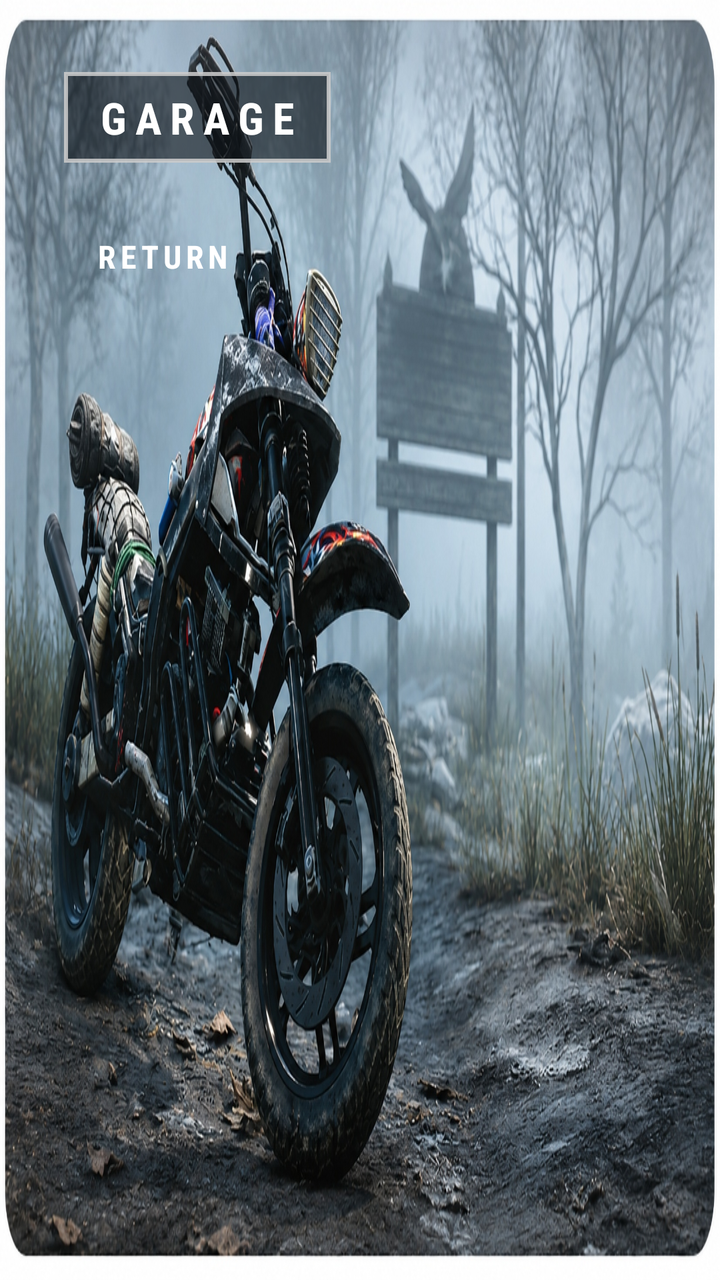
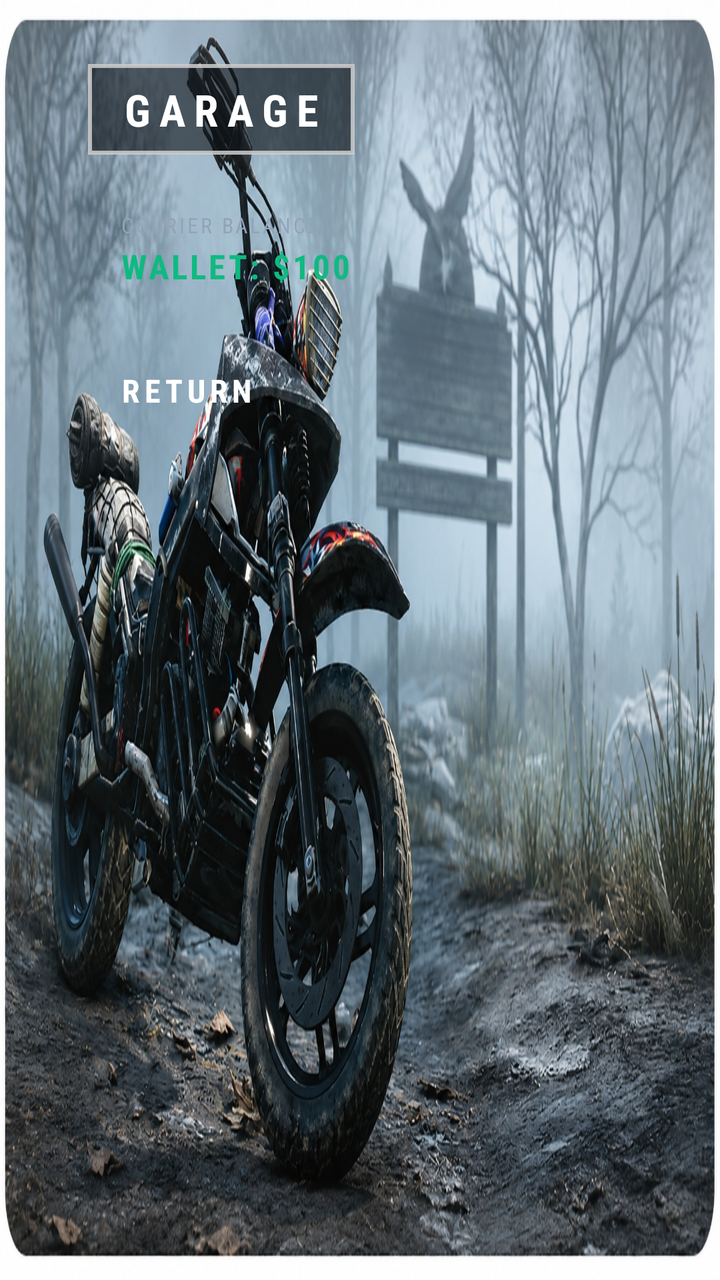

Compare the two renders of this Android layout. The source of the first and the diff that turns it into the second are given below.
<!-- AndroidManifest.xml: application theme Theme.NightRider.FullScreen -->
<!-- res/layout/activity_garage.xml -->
<?xml version="1.0" encoding="utf-8"?>
<androidx.constraintlayout.widget.ConstraintLayout
    xmlns:android="http://schemas.android.com/apk/res/android"
    xmlns:app="http://schemas.android.com/apk/res-auto"
    android:layout_width="match_parent"
    android:layout_height="match_parent"
    android:background="#06090D">

    <ImageView
        android:layout_width="match_parent"
        android:layout_height="match_parent"
        android:src="@drawable/bg_foggy_forest"
        android:scaleType="fitXY"
        android:contentDescription="Background" />

    
    <androidx.recyclerview.widget.RecyclerView
        android:id="@+id/rv_vehicles"
        android:layout_width="480dp"
        android:layout_height="0dp"
        android:clipToPadding="false"
        android:scrollbars="none"
        android:layout_marginStart="32dp"
        android:layout_marginTop="36dp"
        android:layout_marginBottom="36dp"
        app:layout_constraintTop_toTopOf="parent"
        app:layout_constraintBottom_toBottomOf="parent"
        app:layout_constraintStart_toStartOf="parent" />

    
    <LinearLayout
        android:layout_width="320dp"
        android:layout_height="wrap_content"
        android:orientation="vertical"
        android:gravity="start"
        android:layout_marginTop="36dp"
        android:layout_marginEnd="8dp"
        app:layout_constraintTop_toTopOf="parent"
        app:layout_constraintEnd_toEndOf="parent">

        <LinearLayout
            android:id="@+id/layout_title_box"
            android:layout_width="wrap_content"
            android:layout_height="wrap_content"
            android:background="@drawable/bg_days_gone_box"
            android:paddingHorizontal="16dp"
            android:paddingVertical="8dp"
            android:layout_marginBottom="24dp">

            <TextView
                android:id="@+id/tv_garage_title"
                android:layout_width="wrap_content"
                android:layout_height="wrap_content"
                android:text="GARAGE"
                android:textColor="#FFFFFF"
                android:textSize="22sp"
                android:textStyle="bold"
                android:fontFamily="sans-serif-condensed"
                android:letterSpacing="0.2" />

        </LinearLayout>

        <TextView
            android:id="@+id/btn_back_garage"
            android:layout_width="match_parent"
            android:layout_height="wrap_content"
            android:text="RETURN"
            android:textColor="#FFFFFF"
            android:textSize="16sp"
            android:textStyle="bold"
            android:fontFamily="sans-serif-condensed"
            android:letterSpacing="0.14"
            android:gravity="start|center_vertical"
            android:paddingHorizontal="16dp"
            android:paddingVertical="12dp"
            android:background="@drawable/bg_days_gone_item" />

    </LinearLayout>

</androidx.constraintlayout.widget.ConstraintLayout>
<!-- resources referenced by this layout -->
<resources>
  <!-- drawable bg_days_gone_box (drawable) -->
  <?xml version="1.0" encoding="utf-8"?>
  <shape xmlns:android="http://schemas.android.com/apk/res/android"
      android:shape="rectangle">
      <solid android:color="#990B0F14" />
      <stroke
          android:width="2dp"
          android:color="#DDCCCCCC" />
      <padding
          android:left="16dp"
          android:top="8dp"
          android:right="16dp"
          android:bottom="8dp" />
  </shape>
  <!-- drawable bg_days_gone_item (drawable) -->
  <?xml version="1.0" encoding="utf-8"?>
  <selector xmlns:android="http://schemas.android.com/apk/res/android">
      <item android:state_pressed="true">
          <shape android:shape="rectangle">
              <solid android:color="#33FFFFFF" />
              <stroke android:width="1dp" android:color="#EEFFFFFF" />
          </shape>
      </item>
      <item>
          <shape android:shape="rectangle">
              <solid android:color="#00000000" />
          </shape>
      </item>
  </selector>
  <!-- drawable bg_foggy_forest: jpg bitmap (drawable, 773819 bytes) -->
  <style name="Theme.NightRider.FullScreen" parent="Theme.AppCompat.NoActionBar">
          <item name="android:windowNoTitle">true</item>
          <item name="android:windowActionBar">false</item>
          <item name="android:windowFullscreen">true</item>
          <item name="android:windowContentOverlay">@null</item>
          <item name="android:windowBackground">#05080C</item>
          <item name="android:windowLayoutInDisplayCutoutMode">shortEdges</item>
          <item name="android:windowTranslucentStatus">true</item>
          <item name="android:windowTranslucentNavigation">true</item>
          <item name="android:navigationBarColor">@android:color/transparent</item>
          <item name="android:statusBarColor">@android:color/transparent</item>
          <item name="android:windowDrawsSystemBarBackgrounds">true</item>
          <item name="android:fitsSystemWindows">false</item>
          <item name="android:windowAnimationStyle">@style/NightRiderActivityAnimation</item>
      </style>
  <style name="NightRiderActivityAnimation" parent="@android:style/Animation.Activity">
          <item name="android:activityOpenEnterAnimation">@android:anim/fade_in</item>
          <item name="android:activityOpenExitAnimation">@android:anim/fade_out</item>
          <item name="android:activityCloseEnterAnimation">@android:anim/fade_in</item>
          <item name="android:activityCloseExitAnimation">@android:anim/fade_out</item>
      </style>
</resources>

<!-- the commit's change to res/layout/activity_garage.xml (unified diff, before → after) -->
@@ -16,25 +16,25 @@
     
     <androidx.recyclerview.widget.RecyclerView
         android:id="@+id/rv_vehicles"
-        android:layout_width="480dp"
+        android:layout_width="490dp"
         android:layout_height="0dp"
         android:clipToPadding="false"
         android:scrollbars="none"
-        android:layout_marginStart="32dp"
-        android:layout_marginTop="36dp"
-        android:layout_marginBottom="36dp"
+        android:layout_marginStart="24dp"
+        android:layout_marginTop="32dp"
+        android:layout_marginBottom="32dp"
         app:layout_constraintTop_toTopOf="parent"
         app:layout_constraintBottom_toBottomOf="parent"
         app:layout_constraintStart_toStartOf="parent" />
 
     
     <LinearLayout
-        android:layout_width="320dp"
+        android:layout_width="300dp"
         android:layout_height="wrap_content"
         android:orientation="vertical"
         android:gravity="start"
-        android:layout_marginTop="36dp"
-        android:layout_marginEnd="8dp"
+        android:layout_marginTop="32dp"
+        android:layout_marginEnd="16dp"
         app:layout_constraintTop_toTopOf="parent"
         app:layout_constraintEnd_toEndOf="parent">
 
@@ -45,7 +45,7 @@
             android:background="@drawable/bg_days_gone_box"
             android:paddingHorizontal="16dp"
             android:paddingVertical="8dp"
-            android:layout_marginBottom="24dp">
+            android:layout_marginBottom="16dp">
 
             <TextView
                 android:id="@+id/tv_garage_title"
@@ -57,6 +57,40 @@
                 android:textStyle="bold"
                 android:fontFamily="sans-serif-condensed"
                 android:letterSpacing="0.2" />
+
+        </LinearLayout>
+
+        
+        <LinearLayout
+            android:id="@+id/layout_wallet_box"
+            android:layout_width="match_parent"
+            android:layout_height="wrap_content"
+            android:background="@drawable/bg_days_gone_item"
+            android:paddingHorizontal="16dp"
+            android:paddingVertical="12dp"
+            android:layout_marginBottom="16dp"
+            android:orientation="vertical">
+
+            <TextView
+                android:layout_width="wrap_content"
+                android:layout_height="wrap_content"
+                android:text="COURIER BALANCE"
+                android:textColor="#94A3B8"
+                android:textSize="10.5sp"
+                android:fontFamily="sans-serif-condensed"
+                android:letterSpacing="0.12" />
+
+            <TextView
+                android:id="@+id/tv_garage_wallet"
+                android:layout_width="wrap_content"
+                android:layout_height="wrap_content"
+                android:text="WALLET: $100"
+                android:textColor="#10B981"
+                android:textSize="17sp"
+                android:textStyle="bold"
+                android:fontFamily="sans-serif-condensed"
+                android:letterSpacing="0.08"
+                android:layout_marginTop="2dp" />
 
         </LinearLayout>
 
